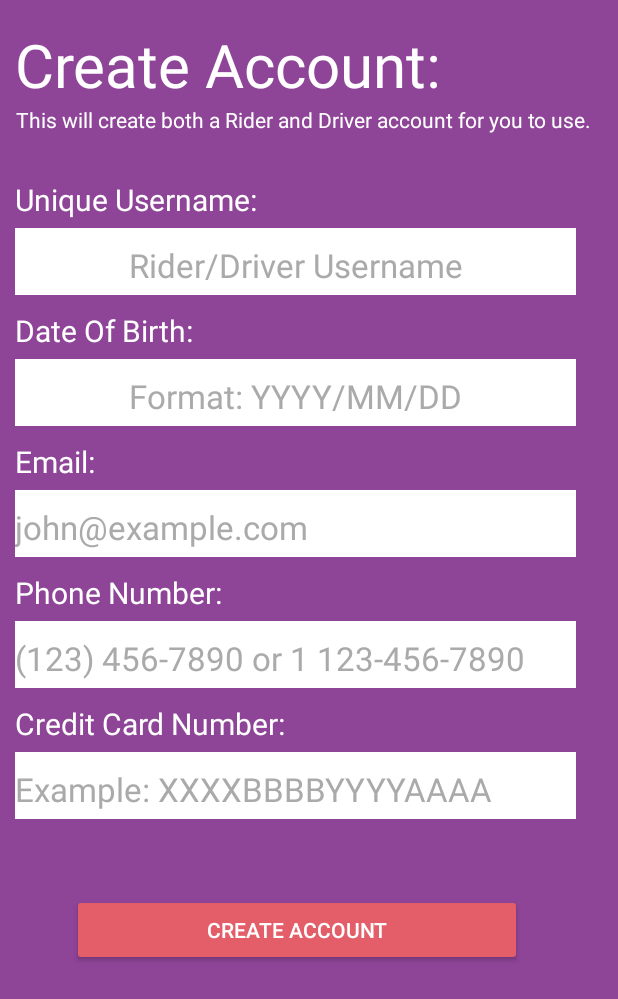
After one commit to CMPUT301F16T04/Ridr, an Android app: the AddDriverView screen opened directly, with no data from a screen before it, on a phone screen of 412 x 824 dp. The commit adds this screen. Shown: the top 999 px of the screen. Run offline under Robolectric (Android 15) with nearby library versions, the phone set to English and light mode, and no system bars.

Commit message:
Begin initial Add Driver View

```diff
--- /dev/null
+++ b/app/src/main/java/ca/ualberta/ridr/AddDriverView.java
@@ -0,0 +1,211 @@
+package ca.ualberta.ridr;
+
+import android.app.Activity;
+import android.app.DialogFragment;
+import android.os.Bundle;
+import android.telephony.PhoneNumberFormattingTextWatcher;
+import android.telephony.PhoneNumberUtils;
+import android.text.TextUtils;
+import android.util.Log;
+import android.view.View;
+import android.widget.Button;
+import android.widget.EditText;
+import android.widget.Toast;
+
+import com.google.gson.Gson;
+
+import java.text.ParseException;
+import java.text.SimpleDateFormat;
+import java.util.Date;
+import java.util.Locale;
+
+/**
+ * Add Driver view
+ * Created by Justin Barclay Nov 22, 2016
+ *
+ * This activity displays the add user screen, and handles the text input logic, and parsing of data.
+ * Also checks to see if the user we are attempting to make is already in the database, and adds the
+ * user if the user is valid.
+ */
+public class AddDriverView extends Activity {
+    /**
+     * The Username edit text.
+     */
+    EditText usernameEditText;
+    /**
+     * The Dob edit text.
+     */
+    EditText dobEditText;
+    /**
+     * The Email edit text.
+     */
+    EditText emailEditText;
+    /**
+     * The Phone edit text.
+     */
+    EditText phoneEditText;
+    /**
+     * The Credit edit text.
+     */
+    EditText creditEditText;
+    /**
+     * The Create account button.
+     */
+    Button createAccountButton;
+
+    @Override
+    protected void onCreate(Bundle savedInstanceState) {
+        super.onCreate(savedInstanceState);
+        setContentView(R.layout.add_driver);
+
+        //defining view objects
+        usernameEditText = (EditText) findViewById(R.id.username_add_account_edit_text);
+        dobEditText = (EditText) findViewById(R.id.dob_add_account_edit_text);
+        emailEditText = (EditText) findViewById(R.id.email_add_account_edit_text);
+        phoneEditText = (EditText) findViewById(R.id.phone_add_account_edit_text);
+        creditEditText = (EditText) findViewById(R.id.credit_add_account_edit_text);
+        createAccountButton = (Button) findViewById(R.id.create_account_button);
+
+        //text formatting listener for phone edit text
+        phoneEditText.addTextChangedListener(new PhoneNumberFormattingTextWatcher());
+
+        dobEditText.setOnClickListener(new View.OnClickListener() {
+            @Override
+            public void onClick(View v) {
+                DialogFragment frag = new DateSelector();
+                frag.show(getFragmentManager(), "DatePicker");
+            }
+        });
+        //Create account Button code.
+        createAccountButton.setOnClickListener( new View.OnClickListener() {
+            @Override
+            public void onClick(View v) {
+                //all edit text parsing logic
+
+                //if the username edit text is empty or hasn't been changed
+                String formattedNameString = usernameEditText.getText().toString().trim();
+                if(TextUtils.isEmpty(formattedNameString)){
+                    usernameEditText.setError("The Name Field cannot be empty.");
+                    return;
+                }
+
+                //if the dob edit text is empty or hasn't been changed
+                String formattedDateString = dobEditText.getText().toString().trim();
+                if(TextUtils.isEmpty(formattedDateString)){
+                    dobEditText.setError("The Date Field cannot be empty. It must be in format YYYY/MM/DD.");
+                    return;
+                }
+                Date DOB = returnsValidDate(formattedDateString);
+                if((DOB == null)){
+                    dobEditText.setError("Your date is not a valid date. It must be in format YYYY/MM/DD.");
+                    return;
+                }
+
+                //if the email edit text is empty or hasn't been changed
+                String formattedEmailString = emailEditText.getText().toString().trim();
+                if(TextUtils.isEmpty(formattedEmailString)){
+                    emailEditText.setError("The Email Field cannot be empty, " +
+                            "and you must provide an email using the pattern john@example.com.");
+                    return;
+                }
+                if(!android.util.Patterns.EMAIL_ADDRESS.matcher(formattedEmailString).matches()){
+                    //got idea from http://stackoverflow.com/questions/12947620/email-address-validation-in-android-on-edittext?noredirect=1&lq=1
+                    //from answer by user1737884
+                    emailEditText.setError("A valid email with the pattern john@example.com must be used.");
+                    return;
+                }
+
+                //if the phone edit text is empty or hasn't been changed
+                String unformattedPhoneString = phoneEditText.getText().toString().trim();
+                //code is commented out as it doesn't currently work, and doesn't need to at this moment
+                //TelephonyManager tm = (TelephonyManager)getSystemService(Context.TELEPHONY_SERVICE);
+                String formattedPhoneString = PhoneNumberUtils.formatNumber(unformattedPhoneString);
+                //gets country code from sim card
+                //idea from http://stackoverflow.com/questions/12210696/how-to-get-country-or-its-iso-code from Sahil Mahajan Mj
+                if(TextUtils.isEmpty(formattedPhoneString)){
+                    phoneEditText.setError("The Phone Field cannot be empty, and must be of pattern (123) 456-7890, or 1 123-456-7890.");
+                    return;
+                }
+                if(formattedPhoneString.length() != 14){
+                    phoneEditText.setError("The Phone Field cannot be empty, and must be of pattern (123) 456-7890, or 1 123-456-7890.");
+                    return;
+                }
+
+                //if the credit edit text is empty or hasn't been changed
+                //I didn't think parsing credit info was important at this moment, but here's how to do it
+                //http://stackoverflow.com/questions/11790102/format-credit-card-in-edit-text-in-android
+                String formattedCreditString = creditEditText.getText().toString().trim();
+                if(TextUtils.isEmpty(formattedCreditString)){
+                    creditEditText.setError("The Credit Card Field cannot be empty, and pattern must be exactly XXXXBBBBYYYYAAAA.");
+                    return;
+                }
+                if(formattedCreditString.length() != 16){
+                    creditEditText.setError("The Credit Card Field must be 16 characters in length, and pattern must be exactly XXXXBBBBYYYYAAAA.");
+                    return;
+                }
+
+                //make the objects
+                User user = new User(formattedNameString, DOB,
+                        formattedCreditString, formattedEmailString, formattedPhoneString);
+
+                //check that account doesn't already exist
+                AsyncController controller = new AsyncController();
+                User onlineUser = null;
+                try{
+                    onlineUser = new Gson().fromJson(controller.get("user", "name", user.getName()), User.class);
+                    if(onlineUser != null){
+                        //if we found another rider with the same name
+                        Toast.makeText(AddDriverView.this, "Sorry, that name cannot be used, as it is already in use.", Toast.LENGTH_SHORT).show();
+                        return;
+                    }
+                } catch (Exception e){
+                    Toast.makeText(AddDriverView.this, "Could not communicate with the elastic search server", Toast.LENGTH_SHORT).show();
+                    return;
+                }
+
+                //successful account creation
+                Toast.makeText(AddDriverView.this, "Making Account!", Toast.LENGTH_SHORT).show();
+                //save account in elastic search
+                try {
+                    controller.create("user", user.getID().toString(), new Gson().toJson(user));
+                } catch (Exception e){
+                    Log.i("Communication Error", "Could not communicate with the elastic search server");
+                    return;
+                }
+
+
+                finish();
+            }
+        });
+
+
+
+
+    }
+
+    /**
+     * Returns a date if the input string is a valid date, and null if it isn't
+     * @param formattedDateString
+     * @return
+     */
+    private Date returnsValidDate(String formattedDateString){
+        //got idea from http://www.java2s.com/Tutorial/Java/0120__Development/CheckifaStringisavaliddate.htm
+
+        SimpleDateFormat dateFormat = new SimpleDateFormat("yyyy/MM/dd", Locale.ENGLISH);
+        Date inputDate;
+        Date currentDate = new Date();
+
+        dateFormat.setLenient(false);
+        try {
+            inputDate = dateFormat.parse(formattedDateString);
+        } catch (ParseException pe) {
+            //date was not in correct format
+            return null;
+        }
+        if(inputDate.after(currentDate)){
+            //date of birth is after current date, shouldn't happen
+            return null;
+        }
+        return inputDate;
+    }
+}
--- a/app/src/main/java/ca/ualberta/ridr/LoginView.java
+++ b/app/src/main/java/ca/ualberta/ridr/LoginView.java
@@ -5,7 +5,6 @@ import android.content.Intent;
 import android.os.Bundle;
 import android.support.v4.content.ContextCompat;
 import android.text.TextUtils;
-import android.view.MotionEvent;
 import android.view.View;
 import android.widget.Button;
 import android.widget.EditText;
@@ -97,7 +96,7 @@ public class LoginView extends Activity {
             @Override
             public void onClick(View view){
                 //launches to account creator activity
-                Intent addAccountIntent = new Intent(LoginView.this, AddUserView.class);
+                Intent addAccountIntent = new Intent(LoginView.this, AddRiderView.class);
                 startActivity(addAccountIntent);
             }
         });
--- /dev/null
+++ b/app/src/main/res/layout/add_driver.xml
@@ -0,0 +1,202 @@
+<?xml version="1.0" encoding="utf-8"?>
+<LinearLayout xmlns:android="http://schemas.android.com/apk/res/android"
+    xmlns:tools="http://schemas.android.com/tools"
+    android:id="@+id/add_user"
+    android:layout_width="match_parent"
+    android:layout_height="match_parent"
+    android:paddingBottom="@dimen/activity_vertical_margin"
+    android:paddingRight="@dimen/activity_horizontal_margin"
+    android:paddingTop="@dimen/activity_vertical_margin"
+    android:orientation="vertical"
+    tools:context="ca.ualberta.ridr.AddDriverView"
+    android:animationCache="true"
+    android:scrollbars="vertical"
+    android:background="@color/secondary_colour">
+
+    <ScrollView
+        android:layout_width="wrap_content"
+        android:layout_height="wrap_content">
+        <LinearLayout
+            android:orientation="vertical"
+            android:layout_width="match_parent"
+            android:layout_height="wrap_content">
+            <TextView
+                android:text="@string/create_account_title"
+                android:layout_width="wrap_content"
+                android:layout_height="wrap_content"
+                android:id="@+id/create_account_title_text"
+                android:textSize="40sp"
+                android:textStyle="normal"
+                android:fontFamily="sans-serif"
+                android:layout_marginLeft="10dp"
+                android:typeface="normal"
+                android:textColor="@color/primary_colour" />
+
+            <TextView
+                android:text="@string/create_account_subtitle"
+                android:layout_height="wrap_content"
+                android:id="@+id/create_account_subtitle_text"
+                android:layout_marginBottom="30dp"
+                android:layout_width="wrap_content"
+                android:layout_marginLeft="10dp"
+                android:textAppearance="@style/TextAppearance.AppCompat"
+                android:textAlignment="center"
+                android:gravity="center" />
+
+            <TextView
+                android:text="@string/username_add_account"
+                android:layout_width="wrap_content"
+                android:layout_height="wrap_content"
+                android:id="@+id/username_add_account_text"
+                android:textStyle="normal"
+                android:textColor="@color/primary_colour"
+                android:layout_marginLeft="10dp"
+                android:paddingBottom="5dp"
+                android:textSize="20sp" />
+
+            <EditText
+                android:layout_width="match_parent"
+                android:layout_height="wrap_content"
+                android:inputType="textPersonName"
+                android:ems="10"
+                android:id="@+id/username_add_account_edit_text"
+                android:background="@color/primary_colour"
+                android:textColor="?android:attr/colorPrimary"
+                android:textSize="22sp"
+                android:paddingTop="10sp"
+                android:paddingBottom="5sp"
+                android:layout_marginLeft="10dp"
+                android:layout_marginRight="10dp"
+                android:layout_marginBottom="10dp"
+                android:gravity="center_vertical|center_horizontal"
+                android:hint="@string/username_add_account_edit_text"
+                android:textColorHint="@android:color/darker_gray" />
+
+            <TextView
+                android:text="@string/dob_add_account"
+                android:layout_width="wrap_content"
+                android:layout_height="wrap_content"
+                android:id="@+id/dob_add_account_text"
+                android:textStyle="normal"
+                android:textSize="20sp"
+                android:textColor="@color/primary_colour"
+                android:layout_marginLeft="10dp"
+                android:paddingBottom="5dp" />
+
+            <EditText
+                android:layout_width="match_parent"
+                android:layout_height="wrap_content"
+                android:inputType="date"
+                android:ems="10"
+                android:id="@+id/dob_add_account_edit_text"
+                android:background="@color/primary_colour"
+                android:textColor="?android:attr/colorPrimary"
+                android:gravity="center_vertical|center_horizontal"
+                android:textSize="22sp"
+                android:paddingTop="10sp"
+                android:paddingBottom="5dp"
+                android:layout_marginLeft="10dp"
+                android:layout_marginRight="10dp"
+                android:layout_marginBottom="10dp"
+                android:hint="@string/dob_add_account_edit_text"
+                android:textColorHint="@android:color/darker_gray"/>
+
+            <TextView
+                android:text="@string/email_add_account"
+                android:layout_width="wrap_content"
+                android:layout_height="wrap_content"
+                android:id="@+id/email_add_account_text"
+                android:textStyle="normal"
+                android:textSize="20sp"
+                android:textColor="@color/primary_colour"
+                android:layout_marginLeft="10dp"
+                android:paddingBottom="5dp" />
+
+            <EditText
+                android:layout_width="match_parent"
+                android:layout_height="wrap_content"
+                android:inputType="textEmailAddress"
+                android:ems="10"
+                android:id="@+id/email_add_account_edit_text"
+                android:background="@color/primary_colour"
+                android:textColor="?android:attr/colorPrimary"
+                android:textSize="22sp"
+                android:paddingTop="10sp"
+                android:paddingBottom="5sp"
+                android:layout_marginLeft="10dp"
+                android:layout_marginRight="10dp"
+                android:layout_marginBottom="10dp"
+                android:hint="@string/email_add_account_edit_text"
+                android:textColorHint="@android:color/darker_gray"/>
+
+            <TextView
+                android:text="@string/phone_add_account"
+                android:layout_width="wrap_content"
+                android:layout_height="wrap_content"
+                android:id="@+id/phone_add_account_text"
+                android:textStyle="normal"
+                android:textSize="20sp"
+                android:textColor="@color/primary_colour"
+                android:layout_marginLeft="10dp"
+                android:paddingBottom="5dp" />
+
+
+            <EditText
+                android:layout_width="match_parent"
+                android:layout_height="wrap_content"
+                android:ems="10"
+                android:id="@+id/phone_add_account_edit_text"
+                android:background="@color/primary_colour"
+                android:inputType="phone"
+                android:textColor="?android:attr/colorPrimary"
+                android:textSize="22sp"
+                android:paddingTop="10sp"
+                android:paddingBottom="5sp"
+                android:layout_marginLeft="10dp"
+                android:layout_marginRight="10dp"
+                android:layout_marginBottom="10dp"
+                android:hint="@string/phone_add_account_edit_text"
+                android:textColorHint="@android:color/darker_gray"/>
+
+
+            <TextView
+                android:text="@string/credit_add_account"
+                android:layout_width="wrap_content"
+                android:layout_height="wrap_content"
+                android:id="@+id/credit_add_account_text"
+                android:textStyle="normal"
+                android:textSize="20sp"
+                android:textColor="@color/primary_colour"
+                android:layout_marginLeft="10dp"
+                android:paddingBottom="5dp" />
+
+            <EditText
+                android:layout_width="match_parent"
+                android:layout_height="wrap_content"
+                android:ems="10"
+                android:id="@+id/credit_add_account_edit_text"
+                android:background="@color/primary_colour"
+                android:inputType="number"
+                android:textColor="?android:attr/colorPrimary"
+                android:textSize="22sp"
+                android:paddingTop="10sp"
+                android:paddingBottom="5sp"
+                android:layout_marginLeft="10dp"
+                android:layout_marginRight="10dp"
+                android:layout_marginBottom="10dp"
+                android:hint="@string/credit_add_account_edit_text"
+                android:textColorHint="@android:color/darker_gray"/>
+
+
+
+        </LinearLayout>
+    </ScrollView>
+    <Button
+        android:text="@string/create_account_button"
+        android:layout_height="wrap_content"
+        android:id="@+id/create_account_button"
+        android:layout_width="300dp"
+        android:layout_gravity="center"
+        android:textSize="14sp"
+        android:layout_marginTop="40dp" />
+</LinearLayout>
--- a/app/src/main/res/layout/add_user.xml
+++ b/app/src/main/res/layout/add_rider.xml
@@ -8,7 +8,7 @@
     android:paddingLeft="@dimen/activity_horizontal_margin"
     android:paddingRight="@dimen/activity_horizontal_margin"
     android:paddingTop="@dimen/activity_vertical_margin"
-    tools:context="ca.ualberta.ridr.AddUserView"
+    tools:context="ca.ualberta.ridr.AddRiderView"
     android:animationCache="true"
     android:background="@color/secondary_colour">
 
--- a/app/src/main/res/values/strings.xml
+++ b/app/src/main/res/values/strings.xml
@@ -21,6 +21,7 @@
     <string name="phone_add_account_edit_text">(123) 456-7890 or 1 123-456-7890</string>
     <string name="credit_add_account">Credit Card Number:</string>
     <string name="credit_add_account_edit_text">Example: XXXXBBBBYYYYAAAA</string>
+    <string name="title_activity_add_driver_view">AddDriverView</string>
 
 
 </resources>
--- a/app/src/main/res/values/styles.xml
+++ b/app/src/main/res/values/styles.xml
@@ -6,6 +6,6 @@
         <item name="android:colorPrimaryDark">@color/primaryDark</item>
         <item name="android:colorAccent">@color/tertiary_colour</item>
         <item name="android:colorButtonNormal">@color/tertiary_colour</item>
-        <item name="android:navigationBarColor">@color/tertiary_colour</item>
+        <item name="android:navigationBarColor">#B03361</item>
     </style>
 </resources>
```
Also changed, not shown: app/src/main/AndroidManifest.xml (+22 -13 lines), app/src/main/java/ca/ualberta/ridr/AddRiderView.java (renamed from app/src/main/java/ca/ualberta/ridr/AddUserView.java, +5 -11 lines), app/src/main/res/layout/login_screen.xml (+7 -7 lines).
